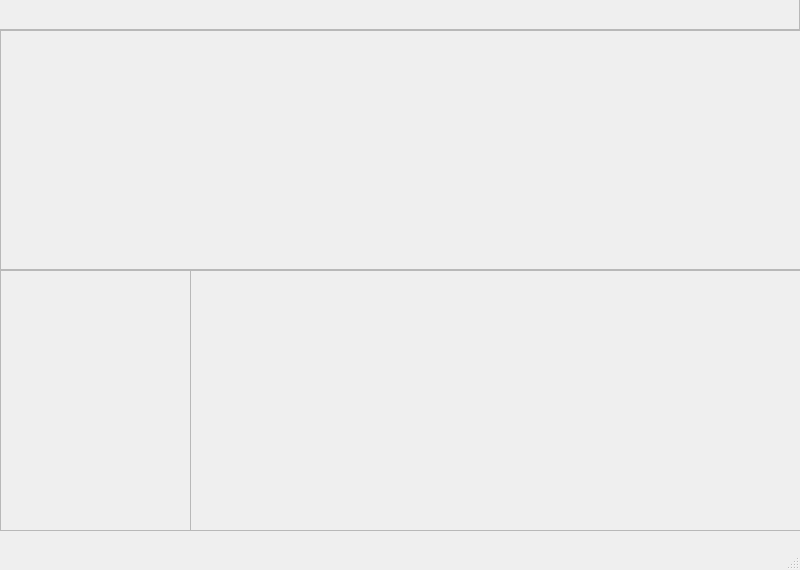
sathachao/Wall, file UI/page.ui: the form before one commit.
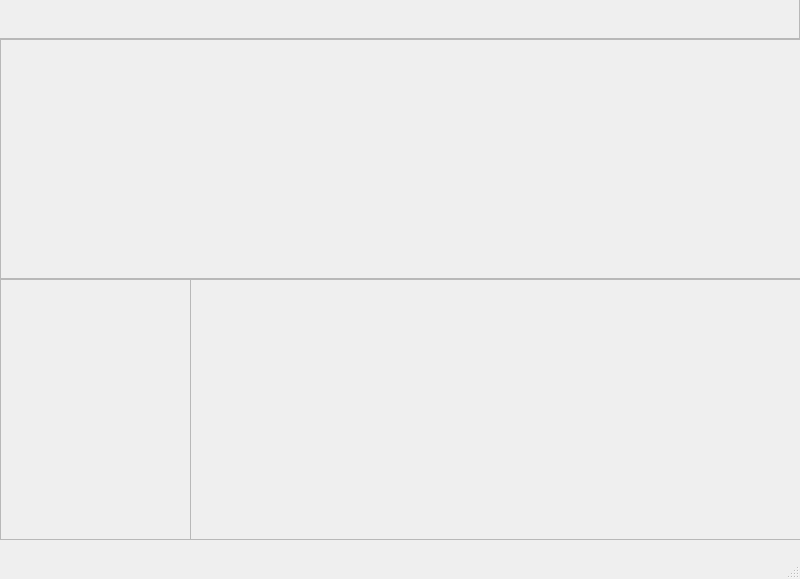
The form after the commit.

Patch:
```diff
--- a/UI/page.ui
+++ b/UI/page.ui
@@ -7,19 +7,19 @@
     <x>0</x>
     <y>0</y>
     <width>800</width>
-    <height>570</height>
+    <height>579</height>
    </rect>
   </property>
   <property name="minimumSize">
    <size>
     <width>800</width>
-    <height>570</height>
+    <height>579</height>
    </size>
   </property>
   <property name="maximumSize">
    <size>
     <width>800</width>
-    <height>570</height>
+    <height>579</height>
    </size>
   </property>
   <property name="windowTitle">
@@ -30,7 +30,7 @@
     <property name="geometry">
      <rect>
       <x>190</x>
-      <y>270</y>
+      <y>279</y>
       <width>611</width>
       <height>261</height>
      </rect>
@@ -58,7 +58,7 @@
     <property name="geometry">
      <rect>
       <x>0</x>
-      <y>30</y>
+      <y>39</y>
       <width>811</width>
       <height>240</height>
      </rect>
@@ -83,7 +83,7 @@
     <property name="geometry">
      <rect>
       <x>0</x>
-      <y>270</y>
+      <y>279</y>
       <width>191</width>
       <height>261</height>
      </rect>
@@ -119,7 +119,7 @@
       <x>-1</x>
       <y>-1</y>
       <width>801</width>
-      <height>31</height>
+      <height>40</height>
      </rect>
     </property>
     <property name="minimumSize">
```
Left out of the diff: 4 changed lines with no effect on the pictures.
